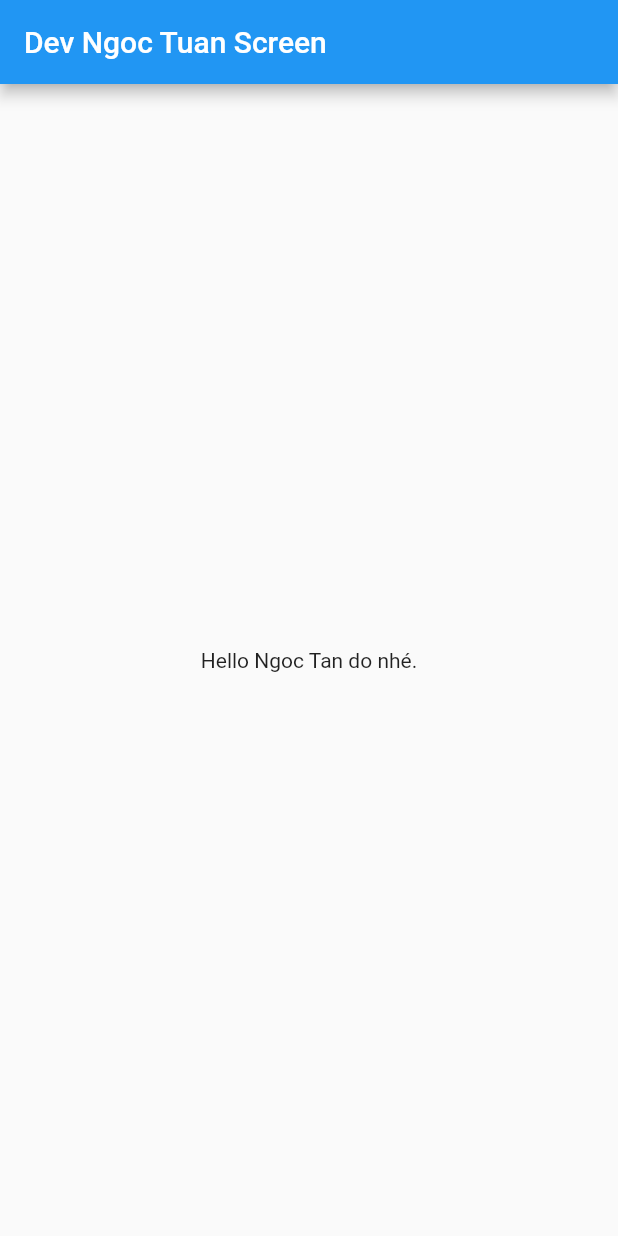
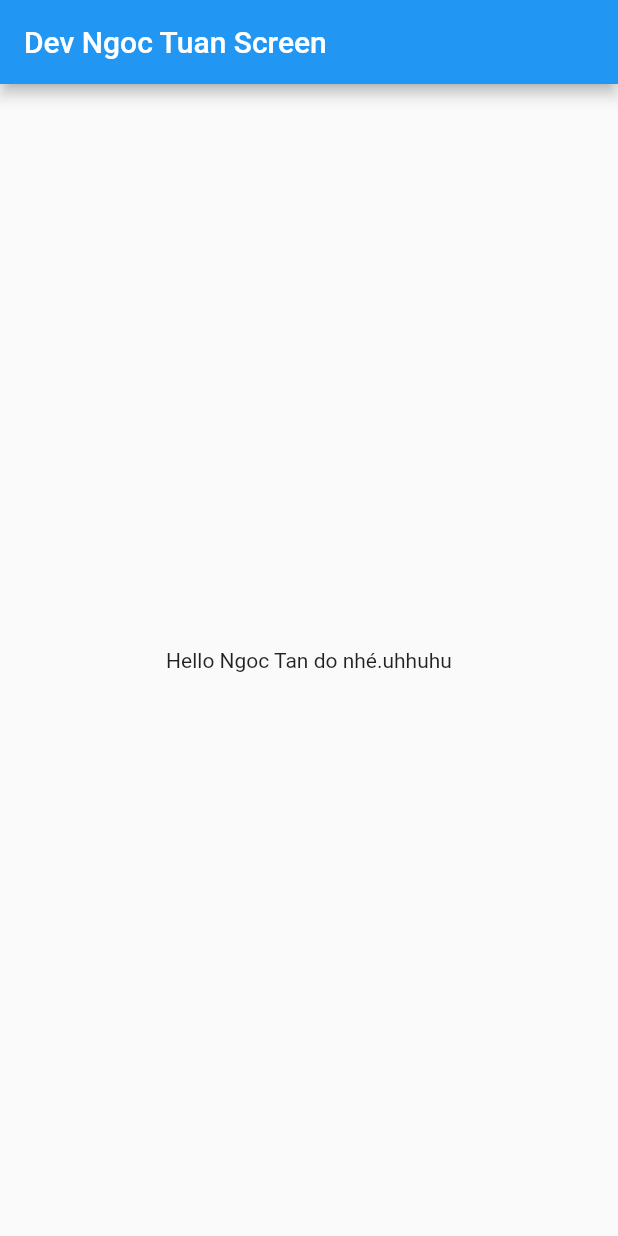
Before and after one commit to Nobi1202/Flutter-Training, a Flutter app: the screen it shows after launch, on a phone screen of 412 x 824 dp. Run offline on Flutter 3.47's test engine with Material 2 defaults, Android fonts, the phone set to English and light mode, and no system bars.

Commit message:
uodate tan

```diff
--- a/lib/dev_ngoc_tan/main_screen.dart
+++ b/lib/dev_ngoc_tan/main_screen.dart
@@ -10,7 +10,7 @@ class MainScreen extends StatelessWidget {
         title: const Text("Dev Ngoc Tuan Screen"),
       ),
       body: const Center(
-        child: Text("Hello Ngoc Tan do nhé."),
+        child: Text("Hello Ngoc Tan do nhé.uhhuhu"),
       ),
     );
   }
```
